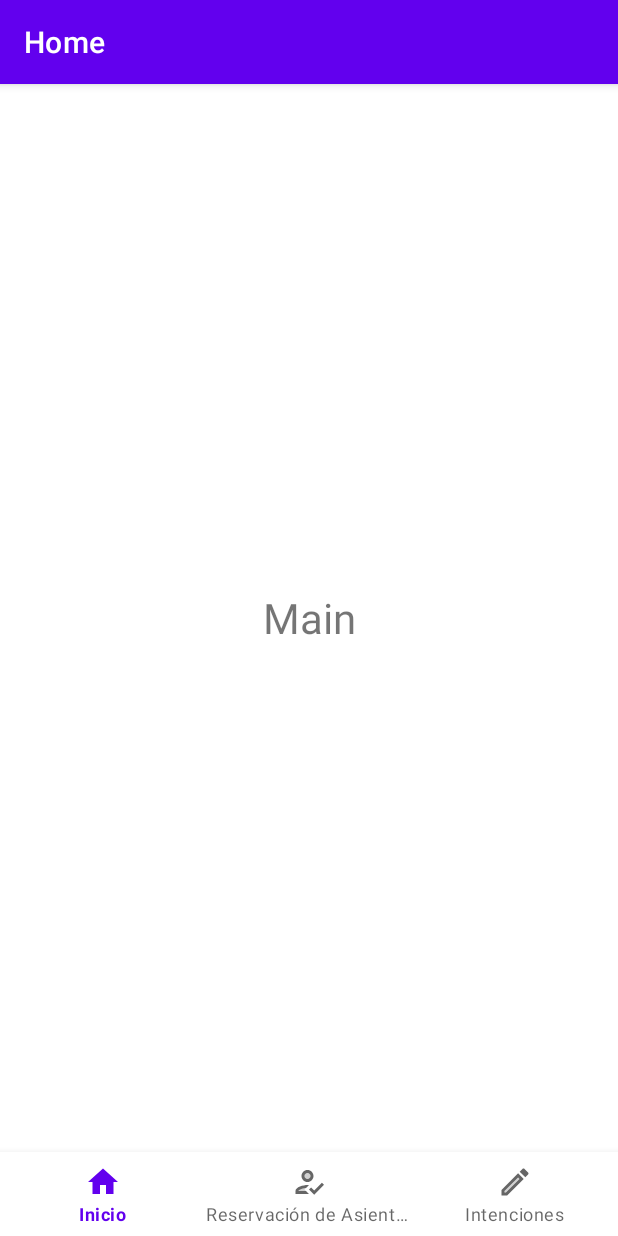
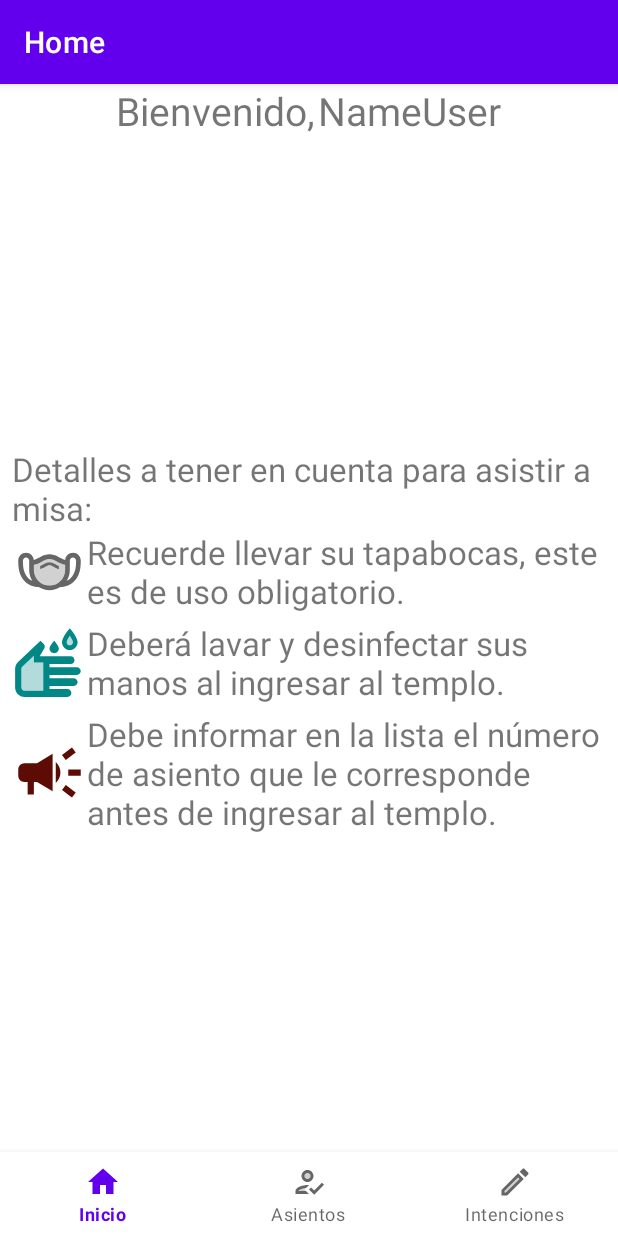
Before and after one commit to yordimontero/MiMisa, an Android app: the MainActivity screen opened directly, with no data from a screen before it, on a phone screen of 412 x 824 dp. Run offline under Robolectric (Android 15) with nearby library versions, the phone set to English and light mode, and no system bars; our stand-ins replace navigation-ui.

Commit message:
Cambios menores en la UI.

```diff
--- a/app/src/main/java/com/circleappsstudio/mimisa/ui/main/MainActivity.kt
+++ b/app/src/main/java/com/circleappsstudio/mimisa/ui/main/MainActivity.kt
@@ -1,6 +1,7 @@
 package com.circleappsstudio.mimisa.ui.main
 
 import android.os.Bundle
+import android.view.View
 import com.google.android.material.bottomnavigation.BottomNavigationView
 import androidx.navigation.NavController
 import androidx.navigation.findNavController
@@ -9,6 +10,7 @@ import androidx.navigation.ui.setupActionBarWithNavController
 import androidx.navigation.ui.setupWithNavController
 import com.circleappsstudio.mimisa.R
 import com.circleappsstudio.mimisa.base.BaseActivity
+import kotlinx.android.synthetic.main.activity_main.*
 
 class MainActivity : BaseActivity() {
 
@@ -33,10 +35,39 @@ class MainActivity : BaseActivity() {
         )
         setupActionBarWithNavController(navController, appBarConfiguration)
         navView.setupWithNavController(navController)
+
+        setNavViewVisibility()
+
     }
 
     override fun onSupportNavigateUp(): Boolean {
         return navController.navigateUp()
     }
 
+    fun setNavViewVisibility(){
+
+        navController.addOnDestinationChangedListener { controller, destination, arguments ->
+
+            when(destination.id){
+
+                R.id.navigation_home -> showNavView()
+                R.id.navigation_seat_reservation -> showNavView()
+                R.id.navigation_notifications -> showNavView()
+
+                else -> hideNavView()
+
+            }
+
+        }
+
+    }
+
+    fun showNavView(){
+        nav_view.visibility = View.VISIBLE
+    }
+
+    fun hideNavView(){
+        nav_view.visibility = View.GONE
+    }
+
 }
--- /dev/null
+++ b/app/src/main/res/drawable/ic_campaign.xml
@@ -0,0 +1,10 @@
+<vector xmlns:android="http://schemas.android.com/apk/res/android"
+    android:width="24dp"
+    android:height="24dp"
+    android:viewportWidth="24"
+    android:viewportHeight="24"
+    android:tint="?attr/colorControlNormal">
+  <path
+      android:fillColor="@android:color/white"
+      android:pathData="M18,11v2h4v-2h-4zM16,17.61c0.96,0.71 2.21,1.65 3.2,2.39 0.4,-0.53 0.8,-1.07 1.2,-1.6 -0.99,-0.74 -2.24,-1.68 -3.2,-2.4 -0.4,0.54 -0.8,1.08 -1.2,1.61zM20.4,5.6c-0.4,-0.53 -0.8,-1.07 -1.2,-1.6 -0.99,0.74 -2.24,1.68 -3.2,2.4 0.4,0.53 0.8,1.07 1.2,1.6 0.96,-0.72 2.21,-1.65 3.2,-2.4zM4,9c-1.1,0 -2,0.9 -2,2v2c0,1.1 0.9,2 2,2h1v4h2v-4h1l5,3L13,6L8,9L4,9zM15.5,12c0,-1.33 -0.58,-2.53 -1.5,-3.35v6.69c0.92,-0.81 1.5,-2.01 1.5,-3.34z"/>
+</vector>
--- /dev/null
+++ b/app/src/main/res/drawable/ic_mask.xml
@@ -0,0 +1,15 @@
+<vector xmlns:android="http://schemas.android.com/apk/res/android"
+    android:width="24dp"
+    android:height="24dp"
+    android:viewportWidth="24"
+    android:viewportHeight="24"
+    android:tint="?attr/colorControlNormal">
+  <path
+      android:fillColor="@android:color/white"
+      android:pathData="M14.34,8.78C13.52,8.33 12.93,8 12,8c-0.93,0 -1.52,0.33 -2.34,0.77C8.95,9.16 8.12,9.62 7,9.85v1.65c0,2.76 2.24,5 5,5s5,-2.24 5,-5V9.85C15.88,9.62 15.05,9.16 14.34,8.78zM15,11.25c-0.75,-0.21 -1.26,-0.51 -1.71,-0.78C12.83,10.2 12.49,10 12,10c-0.49,0 -0.84,0.2 -1.31,0.48c-0.44,0.26 -0.96,0.56 -1.69,0.76V10.2c0.48,-0.17 0.84,-0.38 1.18,-0.58C10.72,9.3 11.23,9 12,9s1.27,0.3 1.8,0.62c0.34,0.2 0.71,0.42 1.2,0.59V11.25z"
+      android:strokeAlpha="0.3"
+      android:fillAlpha="0.3"/>
+  <path
+      android:fillColor="@android:color/white"
+      android:pathData="M19.5,6c-1.31,0 -2.37,1.01 -2.48,2.3C15.14,7.8 14.18,6.5 12,6.5c-2.19,0 -3.14,1.3 -5.02,1.8C6.87,7.02 5.81,6 4.5,6C3.12,6 2,7.12 2,8.5V9c0,6 3.6,7.81 6.52,7.98C9.53,17.62 10.72,18 12,18s2.47,-0.38 3.48,-1.02C18.4,16.81 22,15 22,9V8.5C22,7.12 20.88,6 19.5,6zM3.5,9V8.5c0,-0.55 0.45,-1 1,-1s1,0.45 1,1v3c0,1.28 0.38,2.47 1.01,3.48C4.99,14.27 3.5,12.65 3.5,9zM7,11.5V9.85c1.12,-0.23 1.95,-0.69 2.66,-1.08C10.48,8.33 11.07,8 12,8c0.93,0 1.52,0.33 2.34,0.78c0.71,0.39 1.54,0.84 2.66,1.08v1.65c0,2.76 -2.24,5 -5,5S7,14.26 7,11.5zM20.5,9c0,3.65 -1.49,5.27 -3.01,5.98c0.64,-1.01 1.01,-2.2 1.01,-3.48v-3c0,-0.55 0.45,-1 1,-1s1,0.45 1,1V9zM10.69,10.48c-0.44,0.26 -0.96,0.56 -1.69,0.76V10.2c0.48,-0.17 0.84,-0.38 1.18,-0.58C10.72,9.3 11.23,9 12,9s1.27,0.3 1.8,0.62c0.34,0.2 0.71,0.42 1.2,0.59v1.04c-0.75,-0.21 -1.26,-0.51 -1.71,-0.78C12.83,10.2 12.49,10 12,10C11.51,10 11.16,10.2 10.69,10.48z"/>
+</vector>
--- /dev/null
+++ b/app/src/main/res/drawable/ic_wash_hands.xml
@@ -0,0 +1,15 @@
+<vector xmlns:android="http://schemas.android.com/apk/res/android"
+    android:width="24dp"
+    android:height="24dp"
+    android:viewportWidth="24"
+    android:viewportHeight="24"
+    android:tint="?attr/colorControlNormal">
+  <path
+      android:fillColor="@android:color/white"
+      android:pathData="M10,21H4c-0.55,0 -1,-0.45 -1,-1v-6c0,-0.39 0.23,-0.64 0.36,-0.75L7,9.87V12l3,0V21zM18.5,6.5c-0.55,0 -1,-0.45 -1,-1c0,-0.4 0.43,-1.22 1,-2.05c0.57,0.83 1,1.65 1,2.05C19.5,6.05 19.05,6.5 18.5,6.5z"
+      android:strokeAlpha="0.3"
+      android:fillAlpha="0.3"/>
+  <path
+      android:fillColor="@android:color/white"
+      android:pathData="M20.75,16c0.69,0 1.25,-0.56 1.25,-1.25s-0.56,-1.25 -1.25,-1.25H12v-1h6.75c0.69,0 1.25,-0.56 1.25,-1.25c0,-0.67 -0.53,-1.2 -1.18,-1.24L8.87,10l1.48,-2.6c0.09,-0.17 0.14,-0.34 0.14,-0.54c0,-0.26 -0.09,-0.5 -0.26,-0.7L9.12,5l-7.18,6.8C1.34,12.36 1,13.15 1,13.97V20c0,1.66 1.34,3 3,3h13.75c0.69,0 1.25,-0.56 1.25,-1.25s-0.56,-1.25 -1.25,-1.25H12v-1h7.75c0.69,0 1.25,-0.56 1.25,-1.25S20.44,17 19.75,17H12v-1H20.75zM10,21H4c-0.55,0 -1,-0.45 -1,-1v-6c0,-0.39 0.23,-0.64 0.36,-0.75L7,9.87V12l3,0V21zM13.5,9C14.33,9 15,8.33 15,7.5C15,6.66 13.5,5 13.5,5S12,6.66 12,7.5C12,8.33 12.67,9 13.5,9zM18.5,1c0,0 -2.5,2.83 -2.5,4.5C16,6.88 17.12,8 18.5,8S21,6.88 21,5.5C21,3.83 18.5,1 18.5,1zM18.5,6.5c-0.55,0 -1,-0.45 -1,-1c0,-0.4 0.43,-1.22 1,-2.05c0.57,0.83 1,1.65 1,2.05C19.5,6.05 19.05,6.5 18.5,6.5z"/>
+</vector>
--- a/app/src/main/res/layout/fragment_home.xml
+++ b/app/src/main/res/layout/fragment_home.xml
@@ -1,17 +1,116 @@
 <?xml version="1.0" encoding="utf-8"?>
-<LinearLayout
-    xmlns:android="http://schemas.android.com/apk/res/android"
+<LinearLayout xmlns:android="http://schemas.android.com/apk/res/android"
     xmlns:tools="http://schemas.android.com/tools"
     android:layout_width="match_parent"
     android:layout_height="match_parent"
+    xmlns:app="http://schemas.android.com/apk/res-auto"
     android:orientation="vertical"
     tools:context=".ui.main.home.HomeFragment">
 
-    <TextView
+    <LinearLayout
+        android:layout_width="match_parent"
+        android:layout_height="wrap_content"
+        android:orientation="horizontal"
+        android:gravity="center">
+
+        <TextView
+            android:layout_width="wrap_content"
+            android:layout_height="wrap_content"
+            android:textSize="26sp"
+            android:layout_marginEnd="2dp"
+            android:text="Bienvenido," />
+
+        <TextView
+            android:layout_width="wrap_content"
+            android:layout_height="wrap_content"
+            android:textSize="26sp"
+            android:text="NameUser"/>
+
+    </LinearLayout>
+
+    <LinearLayout
         android:layout_width="match_parent"
         android:layout_height="match_parent"
-        android:gravity="center"
-        android:textSize="28sp"
-        android:text="Main" />
+        android:orientation="vertical"
+        android:padding="8dp"
+        android:gravity="center">
+
+        <TextView
+            android:layout_width="wrap_content"
+            android:layout_height="wrap_content"
+            android:textSize="22sp"
+            android:text="Detalles a tener en cuenta para asistir a misa:" />
+
+        <LinearLayout
+            android:layout_width="match_parent"
+            android:layout_height="wrap_content"
+            android:orientation="vertical" >
+
+            <LinearLayout
+                android:layout_width="match_parent"
+                android:layout_height="wrap_content"
+                android:orientation="horizontal"
+                android:gravity="center"
+                android:layout_marginBottom="5dp">
+
+                <ImageView
+                    android:layout_width="50dp"
+                    android:layout_height="50dp"
+                    android:src="@drawable/ic_mask" />
+
+                <TextView
+                    android:layout_width="wrap_content"
+                    android:layout_height="wrap_content"
+                    android:textSize="22sp"
+                    android:text="Recuerde llevar su tapabocas, este es de uso obligatorio." />
+
+            </LinearLayout>
+
+            <LinearLayout
+                android:layout_width="match_parent"
+                android:layout_height="wrap_content"
+                android:orientation="horizontal"
+                android:gravity="center"
+                android:layout_marginBottom="5dp">
+
+                <ImageView
+                    android:layout_width="50dp"
+                    android:layout_height="50dp"
+                    android:src="@drawable/ic_wash_hands"
+                    app:tint="@color/dark_green"/>
+
+                <TextView
+                    android:layout_width="wrap_content"
+                    android:layout_height="wrap_content"
+                    android:textSize="22sp"
+                    android:text="Deberá lavar y desinfectar sus manos al ingresar al templo." />
+
+            </LinearLayout>
+
+            <LinearLayout
+                android:layout_width="match_parent"
+                android:layout_height="wrap_content"
+                android:orientation="horizontal"
+                android:gravity="center"
+                android:layout_marginBottom="5dp">
+
+                <ImageView
+                    android:layout_width="50dp"
+                    android:layout_height="50dp"
+                    android:src="@drawable/ic_campaign"
+                    app:tint="@color/dark_red"/>
+
+                <TextView
+                    android:layout_width="wrap_content"
+                    android:layout_height="wrap_content"
+                    android:textSize="22sp"
+                    android:text="Debe informar en la lista el número de asiento que le corresponde antes de ingresar al templo." />
+
+            </LinearLayout>
+
+
+        </LinearLayout>
+
+    </LinearLayout>
 
 </LinearLayout>
--- a/app/src/main/res/menu/bottom_nav_menu.xml
+++ b/app/src/main/res/menu/bottom_nav_menu.xml
@@ -9,7 +9,7 @@
     <item
         android:id="@+id/navigation_seat_reservation"
         android:icon="@drawable/ic_seat_reservation"
-        android:title="Reservación de Asientos" />
+        android:title="Asientos" />
 
     <item
         android:id="@+id/navigation_notifications"
--- a/app/src/main/res/values/colors.xml
+++ b/app/src/main/res/values/colors.xml
@@ -9,4 +9,5 @@
     <color name="white">#FFFFFFFF</color>
     <color name="red">#771106</color>
     <color name="dark_red">#5C0C04</color>
+    <color name="dark_green">#FF018786</color>
 </resources>
```
